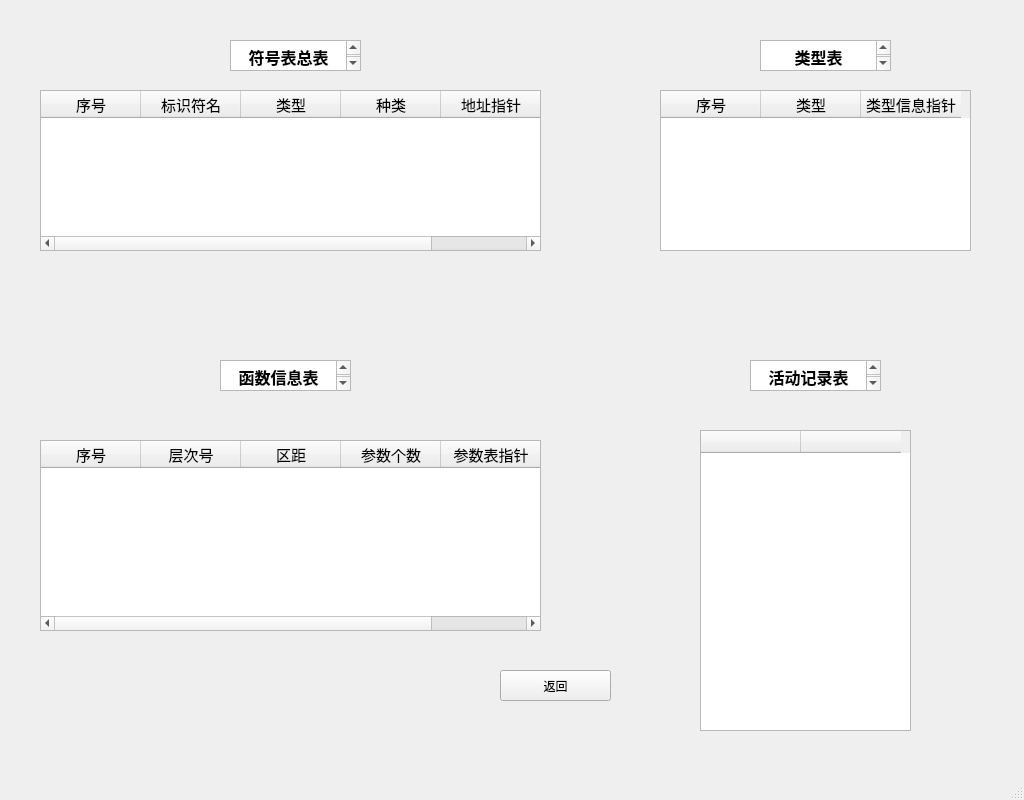
Qt form symtable.ui (lh2080028463/Compiler) before a commit.
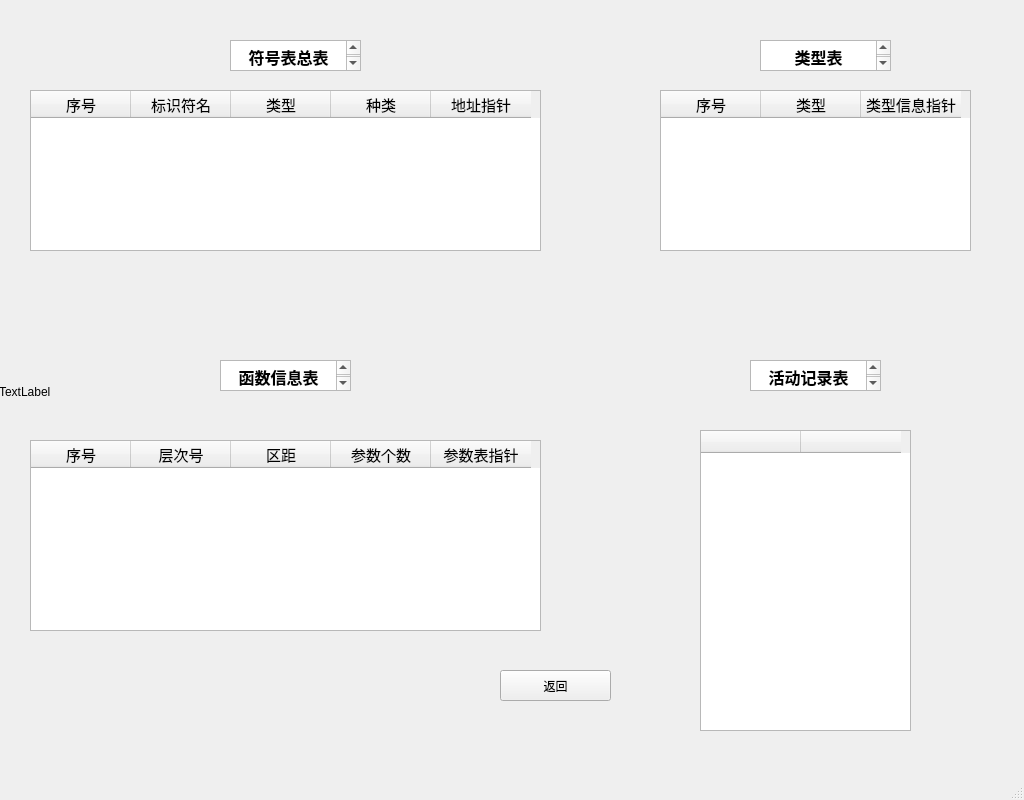
The same form after that commit.

```diff
--- a/symtable.ui
+++ b/symtable.ui
@@ -42,9 +42,9 @@
    <widget class="QTableWidget" name="PFINFL">
     <property name="geometry">
      <rect>
-      <x>40</x>
+      <x>30</x>
       <y>440</y>
-      <width>501</width>
+      <width>511</width>
       <height>191</height>
      </rect>
     </property>
@@ -112,9 +112,9 @@
    <widget class="QTableWidget" name="SYNBL">
     <property name="geometry">
      <rect>
-      <x>40</x>
+      <x>30</x>
       <y>90</y>
-      <width>501</width>
+      <width>511</width>
       <height>161</height>
      </rect>
     </property>
@@ -262,6 +262,29 @@
 &lt;p align=&quot;center&quot; style=&quot; margin-top:0px; margin-bottom:0px; margin-left:0px; margin-right:0px; -qt-block-indent:0; text-indent:0px;&quot;&gt;&lt;span style=&quot; font-weight:700;&quot;&gt;活动记录表&lt;/span&gt;&lt;/p&gt;&lt;/body&gt;&lt;/html&gt;</string>
     </property>
    </widget>
+   <widget class="QLabel" name="label_3">
+    <property name="geometry">
+     <rect>
+      <x>-1</x>
+      <y>1</y>
+      <width>1021</width>
+      <height>781</height>
+     </rect>
+    </property>
+    <property name="text">
+     <string>TextLabel</string>
+    </property>
+   </widget>
+   <zorder>label_3</zorder>
+   <zorder>VALL</zorder>
+   <zorder>PFINFL</zorder>
+   <zorder>TAPEL</zorder>
+   <zorder>SYNBL</zorder>
+   <zorder>quitButton</zorder>
+   <zorder>textBrowser</zorder>
+   <zorder>textBrowser_2</zorder>
+   <zorder>textBrowser_3</zorder>
+   <zorder>textBrowser_4</zorder>
   </widget>
   <widget class="QMenuBar" name="menubar">
    <property name="geometry">
```
